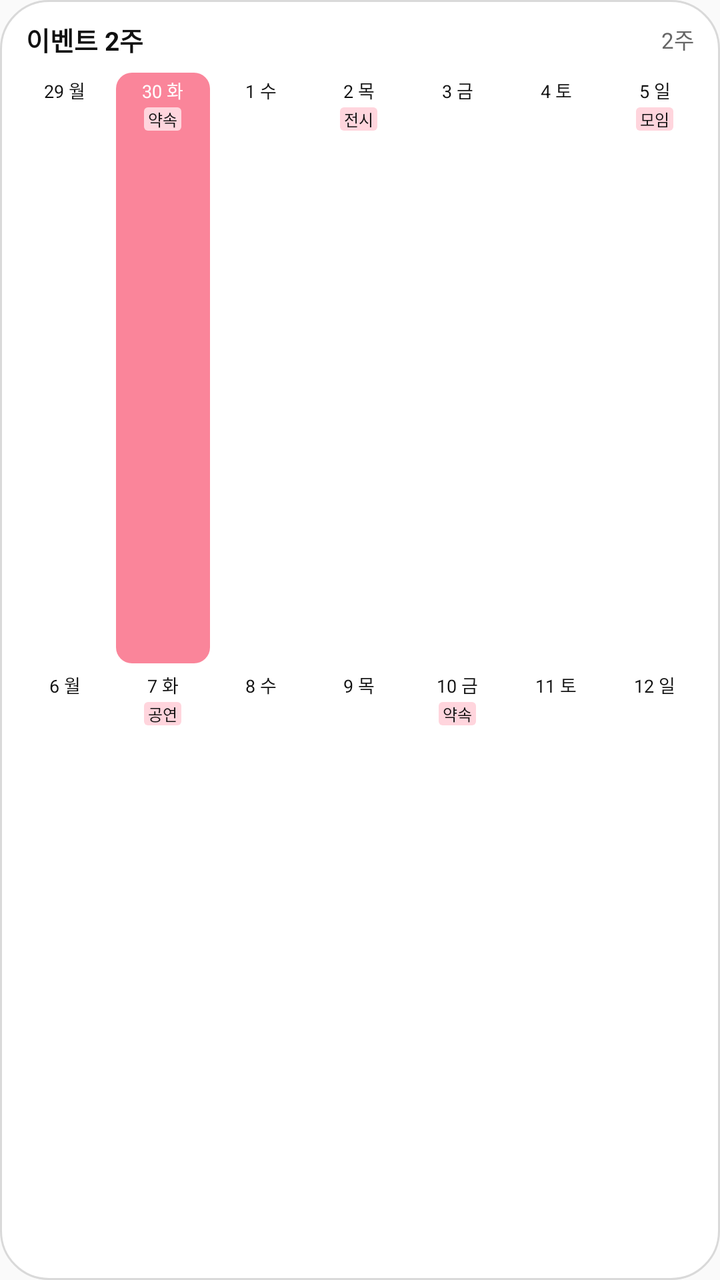
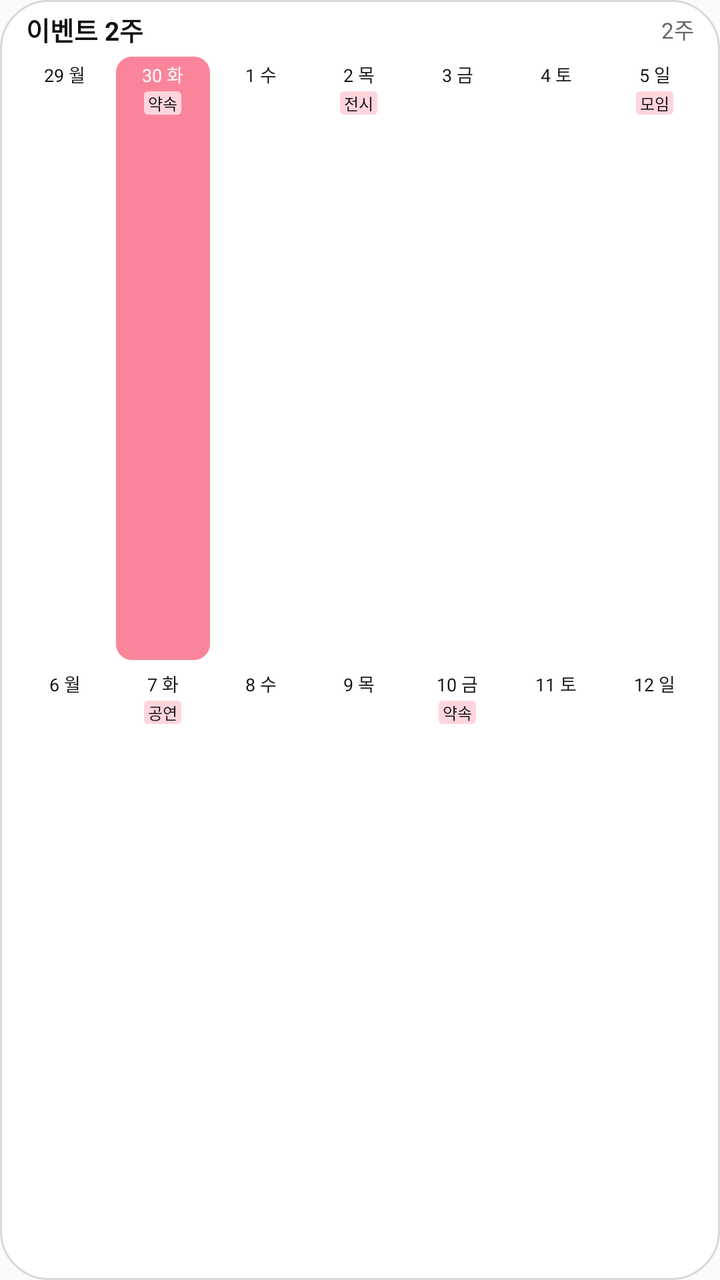

The first picture is an Android layout as it rendered before a commit; the second is the same layout after the commit. The layout source and the unified diff follow.
<!-- AndroidManifest.xml: application theme AppTheme -->
<!-- res/layout/widget_preview_event_two_weeks.xml -->
<?xml version="1.0" encoding="utf-8"?>
<LinearLayout xmlns:android="http://schemas.android.com/apk/res/android"
    android:layout_width="match_parent"
    android:layout_height="match_parent"
    android:background="@drawable/widget_background"
    android:orientation="vertical"
    android:paddingLeft="8dp"
    android:paddingTop="10dp"
    android:paddingRight="8dp"
    android:paddingBottom="10dp">

    <LinearLayout
        android:layout_width="match_parent"
        android:layout_height="wrap_content"
        android:gravity="center_vertical"
        android:orientation="horizontal"
        android:paddingLeft="5dp"
        android:paddingRight="5dp">

        <TextView
            style="@style/MallinoiWidgetPreviewTitle"
            android:text="이벤트 2주" />

        <TextView
            style="@style/MallinoiWidgetPreviewSubtitle"
            android:text="2주" />
    </LinearLayout>

    <LinearLayout
        android:layout_width="match_parent"
        android:layout_height="0dp"
        android:layout_marginTop="6dp"
        android:layout_weight="1"
        android:orientation="vertical">

    <LinearLayout
        style="@style/MallinoiWidgetPreviewRow">

        <LinearLayout
            style="@style/MallinoiWidgetPreviewDay">

            <TextView
                style="@style/MallinoiWidgetPreviewDate"
                android:text="29 월" />
        </LinearLayout>

        <LinearLayout
            style="@style/MallinoiWidgetPreviewDay"
            android:background="@drawable/widget_today_event_background">

            <TextView
                style="@style/MallinoiWidgetPreviewDate"
                android:text="30 화"
                android:textColor="#FFFFFF" />

            <TextView
                style="@style/MallinoiWidgetPreviewChip"
                android:background="@drawable/widget_preview_chip_event"
                android:text="약속" />
        </LinearLayout>

        <LinearLayout
            style="@style/MallinoiWidgetPreviewDay">

            <TextView
                style="@style/MallinoiWidgetPreviewDate"
                android:text="1 수" />
        </LinearLayout>

        <LinearLayout
            style="@style/MallinoiWidgetPreviewDay">

            <TextView
                style="@style/MallinoiWidgetPreviewDate"
                android:text="2 목" />

            <TextView
                style="@style/MallinoiWidgetPreviewChip"
                android:background="@drawable/widget_preview_chip_event"
                android:text="전시" />
        </LinearLayout>

        <LinearLayout
            style="@style/MallinoiWidgetPreviewDay">

            <TextView
                style="@style/MallinoiWidgetPreviewDate"
                android:text="3 금" />
        </LinearLayout>

        <LinearLayout
            style="@style/MallinoiWidgetPreviewDay">

            <TextView
                style="@style/MallinoiWidgetPreviewDate"
                android:text="4 토" />
        </LinearLayout>

        <LinearLayout
            style="@style/MallinoiWidgetPreviewDay">

            <TextView
                style="@style/MallinoiWidgetPreviewDate"
                android:text="5 일" />

            <TextView
                style="@style/MallinoiWidgetPreviewChip"
                android:background="@drawable/widget_preview_chip_event"
                android:text="모임" />
        </LinearLayout>
    </LinearLayout>

    <LinearLayout
        style="@style/MallinoiWidgetPreviewRow">

        <LinearLayout
            style="@style/MallinoiWidgetPreviewDay">

            <TextView
                style="@style/MallinoiWidgetPreviewDate"
                android:text="6 월" />
        </LinearLayout>

        <LinearLayout
            style="@style/MallinoiWidgetPreviewDay">

            <TextView
                style="@style/MallinoiWidgetPreviewDate"
                android:text="7 화" />

            <TextView
                style="@style/MallinoiWidgetPreviewChip"
                android:background="@drawable/widget_preview_chip_event"
                android:text="공연" />
        </LinearLayout>

        <LinearLayout
            style="@style/MallinoiWidgetPreviewDay">

            <TextView
                style="@style/MallinoiWidgetPreviewDate"
                android:text="8 수" />
        </LinearLayout>

        <LinearLayout
            style="@style/MallinoiWidgetPreviewDay">

            <TextView
                style="@style/MallinoiWidgetPreviewDate"
                android:text="9 목" />
        </LinearLayout>

        <LinearLayout
            style="@style/MallinoiWidgetPreviewDay">

            <TextView
                style="@style/MallinoiWidgetPreviewDate"
                android:text="10 금" />

            <TextView
                style="@style/MallinoiWidgetPreviewChip"
                android:background="@drawable/widget_preview_chip_event"
                android:text="약속" />
        </LinearLayout>

        <LinearLayout
            style="@style/MallinoiWidgetPreviewDay">

            <TextView
                style="@style/MallinoiWidgetPreviewDate"
                android:text="11 토" />
        </LinearLayout>

        <LinearLayout
            style="@style/MallinoiWidgetPreviewDay">

            <TextView
                style="@style/MallinoiWidgetPreviewDate"
                android:text="12 일" />
        </LinearLayout>
    </LinearLayout>
    </LinearLayout>
</LinearLayout>
<!-- resources referenced by this layout -->
<resources>
  <!-- drawable widget_background (drawable) -->
  <?xml version="1.0" encoding="utf-8"?>
  <shape xmlns:android="http://schemas.android.com/apk/res/android">
      <solid android:color="#ffffff" />
      <stroke android:width="1dp" android:color="#d9d9d9" />
      <corners android:radius="24dp" />
  </shape>
  <!-- drawable widget_preview_chip_event (drawable) -->
  <?xml version="1.0" encoding="utf-8"?>
  <shape xmlns:android="http://schemas.android.com/apk/res/android">
      <solid android:color="#FFD5DD" />
      <corners android:radius="2dp" />
  </shape>
  <!-- drawable widget_today_event_background (drawable) -->
  <?xml version="1.0" encoding="utf-8"?>
  <shape xmlns:android="http://schemas.android.com/apk/res/android">
      <solid android:color="#fa859a" />
      <corners android:radius="8dp" />
  </shape>
  <style name="MallinoiWidgetPreviewDate">
          <item name="android:layout_width">match_parent</item>
          <item name="android:layout_height">wrap_content</item>
          <item name="android:gravity">center</item>
          <item name="android:includeFontPadding">true</item>
          <item name="android:textColor">#111111</item>
          <item name="android:textSize">9sp</item>
      </style>
  <style name="MallinoiWidgetPreviewDay">
          <item name="android:layout_width">0dp</item>
          <item name="android:layout_height">match_parent</item>
          <item name="android:layout_margin">1dp</item>
          <item name="android:layout_weight">1</item>
          <item name="android:background">@drawable/widget_day_background</item>
          <item name="android:gravity">top|center_horizontal</item>
          <item name="android:orientation">vertical</item>
          <item name="android:padding">2dp</item>
      </style>
  <style name="MallinoiWidgetPreviewRow">
          <item name="android:layout_width">match_parent</item>
          <item name="android:layout_height">0dp</item>
          <item name="android:layout_weight">1</item>
          <item name="android:orientation">horizontal</item>
      </style>
  <style name="MallinoiWidgetPreviewSubtitle">
          <item name="android:layout_width">wrap_content</item>
          <item name="android:layout_height">wrap_content</item>
          <item name="android:textColor">#666666</item>
          <item name="android:textSize">11sp</item>
      </style>
  <style name="MallinoiWidgetPreviewTitle">
          <item name="android:layout_width">0dp</item>
          <item name="android:layout_height">wrap_content</item>
          <item name="android:layout_weight">1</item>
          <item name="android:ellipsize">end</item>
          <item name="android:singleLine">true</item>
          <item name="android:textColor">#111111</item>
          <item name="android:textSize">13sp</item>
          <item name="android:textStyle">bold</item>
      </style>
  <style name="AppTheme" parent="Theme.AppCompat.Light.DarkActionBar">
          
          <item name="colorPrimary">@color/colorPrimary</item>
          <item name="colorPrimaryDark">@color/colorPrimaryDark</item>
          <item name="colorAccent">@color/colorAccent</item>
      </style>
  <!-- drawable widget_day_background (drawable) -->
  <?xml version="1.0" encoding="utf-8"?>
  <shape xmlns:android="http://schemas.android.com/apk/res/android">
      <solid android:color="#ffffff" />
      <corners android:radius="8dp" />
  </shape>
  <color tools:ignore="UnusedResources" name="colorPrimary">#3F51B5</color>
  <color tools:ignore="UnusedResources" name="colorPrimaryDark">#303F9F</color>
  <color tools:ignore="UnusedResources" name="colorAccent">#FF4081</color>
  <!-- unchanged entries left out for length: 1 -->
</resources>

<!-- the commit's change to res/layout/widget_preview_event_two_weeks.xml (unified diff, before → after) -->
@@ -5,9 +5,9 @@
     android:background="@drawable/widget_background"
     android:orientation="vertical"
     android:paddingLeft="8dp"
-    android:paddingTop="10dp"
+    android:paddingTop="5dp"
     android:paddingRight="8dp"
-    android:paddingBottom="10dp">
+    android:paddingBottom="5dp">
 
     <LinearLayout
         android:layout_width="match_parent"
@@ -29,7 +29,7 @@
     <LinearLayout
         android:layout_width="match_parent"
         android:layout_height="0dp"
-        android:layout_marginTop="6dp"
+        android:layout_marginTop="3dp"
         android:layout_weight="1"
         android:orientation="vertical">
 
@@ -111,7 +111,8 @@
     </LinearLayout>
 
     <LinearLayout
-        style="@style/MallinoiWidgetPreviewRow">
+        style="@style/MallinoiWidgetPreviewRow"
+        android:paddingTop="1dp">
 
         <LinearLayout
             style="@style/MallinoiWidgetPreviewDay">
